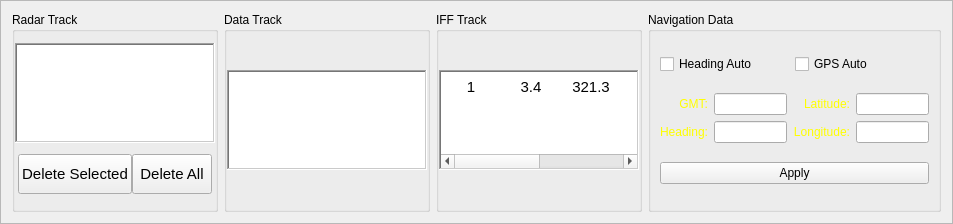
This is RadarArhanud-2020/framebottom.ui in MiftahSalam/RadarArhanud-2020 as Qt 5 draws it before an edit. The edited form follows.
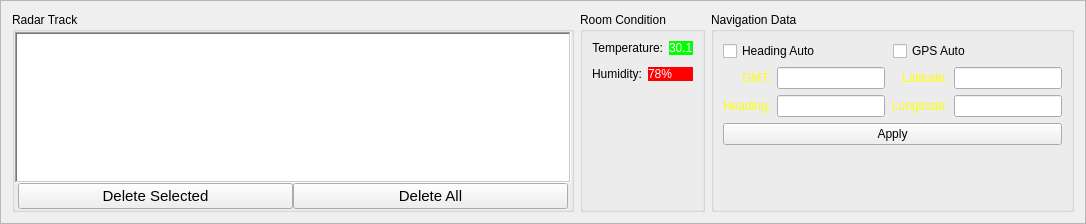
This is the edited form.

Commit message: merge track display (adsb,arpa,iff) to one tabel, move room panel from frameleft to framebottom, change mqtt format data for track

```diff
--- a/RadarArhanud-2020/framebottom.ui
+++ b/RadarArhanud-2020/framebottom.ui
@@ -6,8 +6,8 @@
    <rect>
     <x>0</x>
     <y>0</y>
-    <width>953</width>
-    <height>224</height>
+    <width>1086</width>
+    <height>220</height>
    </rect>
   </property>
   <property name="sizePolicy">
@@ -16,6 +16,12 @@
     <verstretch>0</verstretch>
    </sizepolicy>
   </property>
+  <property name="maximumSize">
+   <size>
+    <width>16777215</width>
+    <height>220</height>
+   </size>
+  </property>
   <property name="windowTitle">
    <string>Frame</string>
   </property>
@@ -25,13 +31,34 @@
   <property name="frameShadow">
    <enum>QFrame::Raised</enum>
   </property>
-  <layout class="QHBoxLayout" name="horizontalLayout_5">
+  <layout class="QHBoxLayout" name="horizontalLayout_8">
    <item>
     <widget class="QGroupBox" name="groupBox">
+     <property name="sizePolicy">
+      <sizepolicy hsizetype="Expanding" vsizetype="Minimum">
+       <horstretch>0</horstretch>
+       <verstretch>0</verstretch>
+      </sizepolicy>
+     </property>
+     <property name="minimumSize">
+      <size>
+       <width>500</width>
+       <height>200</height>
+      </size>
+     </property>
+     <property name="maximumSize">
+      <size>
+       <width>1000</width>
+       <height>200</height>
+      </size>
+     </property>
      <property name="title">
       <string>Radar Track</string>
      </property>
      <layout class="QGridLayout" name="gridLayout">
+      <property name="sizeConstraint">
+       <enum>QLayout::SetDefaultConstraint</enum>
+      </property>
       <property name="leftMargin">
        <number>0</number>
       </property>
@@ -62,7 +89,7 @@
          <number>3</number>
         </property>
         <property name="bottomMargin">
-         <number>3</number>
+         <number>0</number>
         </property>
         <item>
          <widget class="QPushButton" name="pushButtonDelSel">
@@ -123,7 +150,7 @@
       <item row="0" column="0">
        <widget class="QTableView" name="tableViewTrackArpa">
         <property name="sizePolicy">
-         <sizepolicy hsizetype="Expanding" vsizetype="Preferred">
+         <sizepolicy hsizetype="Expanding" vsizetype="Minimum">
           <horstretch>0</horstretch>
           <verstretch>0</verstretch>
          </sizepolicy>
@@ -136,8 +163,8 @@
         </property>
         <property name="maximumSize">
          <size>
-          <width>3000</width>
-          <height>100</height>
+          <width>7000</width>
+          <height>200</height>
          </size>
         </property>
         <property name="font">
@@ -166,289 +193,151 @@
         <property name="sortingEnabled">
          <bool>false</bool>
         </property>
-        <attribute name="verticalHeaderVisible">
-         <bool>false</bool>
-        </attribute>
-        <attribute name="verticalHeaderHighlightSections">
-         <bool>false</bool>
-        </attribute>
-       </widget>
-      </item>
-     </layout>
-    </widget>
-   </item>
-   <item>
-    <widget class="QGroupBox" name="groupBox_2">
-     <property name="title">
-      <string>Data Track</string>
-     </property>
-     <layout class="QGridLayout" name="gridLayout_2">
-      <property name="leftMargin">
-       <number>0</number>
-      </property>
-      <property name="topMargin">
-       <number>0</number>
-      </property>
-      <property name="rightMargin">
-       <number>0</number>
-      </property>
-      <property name="bottomMargin">
-       <number>0</number>
-      </property>
-      <property name="spacing">
-       <number>0</number>
-      </property>
-      <item row="0" column="0">
-       <widget class="QTableView" name="tableViewTrackAdsb">
-        <property name="sizePolicy">
-         <sizepolicy hsizetype="Expanding" vsizetype="Preferred">
-          <horstretch>0</horstretch>
-          <verstretch>0</verstretch>
-         </sizepolicy>
-        </property>
-        <property name="minimumSize">
-         <size>
-          <width>200</width>
-          <height>0</height>
-         </size>
-        </property>
-        <property name="maximumSize">
-         <size>
-          <width>3000</width>
-          <height>100</height>
-         </size>
-        </property>
-        <property name="font">
-         <font>
-          <pointsize>11</pointsize>
-         </font>
-        </property>
-        <property name="styleSheet">
-         <string notr="true">gridline-color: rgb(255, 255, 255);</string>
-        </property>
-        <property name="frameShape">
-         <enum>QFrame::WinPanel</enum>
-        </property>
-        <property name="horizontalScrollBarPolicy">
-         <enum>Qt::ScrollBarAsNeeded</enum>
-        </property>
-        <property name="editTriggers">
-         <set>QAbstractItemView::NoEditTriggers</set>
-        </property>
-        <property name="selectionMode">
-         <enum>QAbstractItemView::SingleSelection</enum>
-        </property>
-        <property name="selectionBehavior">
-         <enum>QAbstractItemView::SelectRows</enum>
-        </property>
-        <property name="showGrid">
-         <bool>false</bool>
-        </property>
-        <property name="sortingEnabled">
-         <bool>false</bool>
-        </property>
-        <attribute name="verticalHeaderVisible">
-         <bool>false</bool>
-        </attribute>
-        <attribute name="verticalHeaderHighlightSections">
-         <bool>false</bool>
-        </attribute>
-       </widget>
-      </item>
-     </layout>
-    </widget>
-   </item>
-   <item>
-    <widget class="QGroupBox" name="groupBox_3">
-     <property name="title">
-      <string>IFF Track</string>
-     </property>
-     <layout class="QGridLayout" name="gridLayout_3">
-      <property name="leftMargin">
-       <number>0</number>
-      </property>
-      <property name="topMargin">
-       <number>0</number>
-      </property>
-      <property name="rightMargin">
-       <number>0</number>
-      </property>
-      <property name="bottomMargin">
-       <number>0</number>
-      </property>
-      <property name="spacing">
-       <number>0</number>
-      </property>
-      <item row="0" column="0">
-       <widget class="QTableWidget" name="tableWidgetTrack_3">
-        <property name="sizePolicy">
-         <sizepolicy hsizetype="Expanding" vsizetype="Preferred">
-          <horstretch>0</horstretch>
-          <verstretch>0</verstretch>
-         </sizepolicy>
-        </property>
-        <property name="minimumSize">
-         <size>
-          <width>200</width>
-          <height>0</height>
-         </size>
-        </property>
-        <property name="maximumSize">
-         <size>
-          <width>3000</width>
-          <height>100</height>
-         </size>
-        </property>
-        <property name="font">
-         <font>
-          <pointsize>11</pointsize>
-         </font>
-        </property>
-        <property name="styleSheet">
-         <string notr="true">gridline-color: rgb(255, 255, 255);</string>
-        </property>
-        <property name="frameShape">
-         <enum>QFrame::WinPanel</enum>
-        </property>
-        <property name="horizontalScrollBarPolicy">
-         <enum>Qt::ScrollBarAsNeeded</enum>
-        </property>
-        <property name="editTriggers">
-         <set>QAbstractItemView::NoEditTriggers</set>
-        </property>
-        <property name="selectionMode">
-         <enum>QAbstractItemView::SingleSelection</enum>
-        </property>
-        <property name="selectionBehavior">
-         <enum>QAbstractItemView::SelectRows</enum>
-        </property>
-        <property name="showGrid">
-         <bool>false</bool>
-        </property>
-        <property name="sortingEnabled">
-         <bool>false</bool>
-        </property>
-        <property name="rowCount">
-         <number>2</number>
-        </property>
-        <property name="columnCount">
-         <number>6</number>
-        </property>
-        <attribute name="horizontalHeaderVisible">
-         <bool>false</bool>
-        </attribute>
-        <attribute name="horizontalHeaderCascadingSectionResizes">
-         <bool>true</bool>
-        </attribute>
         <attribute name="horizontalHeaderDefaultSectionSize">
-         <number>60</number>
-        </attribute>
-        <attribute name="horizontalHeaderHighlightSections">
-         <bool>false</bool>
-        </attribute>
-        <attribute name="horizontalHeaderMinimumSectionSize">
-         <number>33</number>
-        </attribute>
-        <attribute name="horizontalHeaderShowSortIndicator" stdset="0">
-         <bool>false</bool>
+         <number>130</number>
         </attribute>
         <attribute name="verticalHeaderVisible">
          <bool>false</bool>
         </attribute>
-        <attribute name="verticalHeaderDefaultSectionSize">
-         <number>30</number>
-        </attribute>
         <attribute name="verticalHeaderHighlightSections">
          <bool>true</bool>
         </attribute>
-        <attribute name="verticalHeaderMinimumSectionSize">
-         <number>26</number>
-        </attribute>
-        <row>
-         <property name="text">
-          <string>New Row</string>
-         </property>
-        </row>
-        <row/>
-        <column>
-         <property name="text">
-          <string>ID</string>
-         </property>
-        </column>
-        <column>
-         <property name="text">
-          <string>Range</string>
-         </property>
-        </column>
-        <column>
-         <property name="text">
-          <string>Bearing</string>
-         </property>
-        </column>
-        <column>
-         <property name="text">
-          <string>Speed</string>
-         </property>
-        </column>
-        <column>
-         <property name="text">
-          <string>Course</string>
-         </property>
-        </column>
-        <column/>
-        <item row="0" column="0">
-         <property name="text">
-          <string>1</string>
-         </property>
-         <property name="textAlignment">
-          <set>AlignCenter</set>
-         </property>
-        </item>
-        <item row="0" column="1">
-         <property name="text">
-          <string>3.4</string>
-         </property>
-         <property name="textAlignment">
-          <set>AlignCenter</set>
-         </property>
-        </item>
-        <item row="0" column="2">
-         <property name="text">
-          <string>321.3</string>
-         </property>
-         <property name="textAlignment">
-          <set>AlignCenter</set>
-         </property>
-        </item>
-        <item row="0" column="3">
-         <property name="text">
-          <string>5.1</string>
-         </property>
-         <property name="textAlignment">
-          <set>AlignCenter</set>
-         </property>
-        </item>
-        <item row="0" column="4">
-         <property name="text">
-          <string>324.1</string>
-         </property>
-         <property name="textAlignment">
-          <set>AlignCenter</set>
-         </property>
-        </item>
        </widget>
       </item>
      </layout>
     </widget>
    </item>
    <item>
-    <widget class="QGroupBox" name="groupBox_4">
+    <widget class="QGroupBox" name="groupBoxSubRoomStatus">
      <property name="sizePolicy">
       <sizepolicy hsizetype="Preferred" vsizetype="Minimum">
        <horstretch>0</horstretch>
        <verstretch>0</verstretch>
       </sizepolicy>
      </property>
+     <property name="maximumSize">
+      <size>
+       <width>16777215</width>
+       <height>200</height>
+      </size>
+     </property>
+     <property name="title">
+      <string>Room Condition</string>
+     </property>
+     <layout class="QVBoxLayout" name="verticalLayout_6">
+      <item>
+       <layout class="QHBoxLayout" name="horizontalLayout_5">
+        <property name="spacing">
+         <number>6</number>
+        </property>
+        <property name="bottomMargin">
+         <number>6</number>
+        </property>
+        <item>
+         <widget class="QLabel" name="label_6">
+          <property name="sizePolicy">
+           <sizepolicy hsizetype="Preferred" vsizetype="Fixed">
+            <horstretch>0</horstretch>
+            <verstretch>0</verstretch>
+           </sizepolicy>
+          </property>
+          <property name="text">
+           <string>Temperature:</string>
+          </property>
+          <property name="alignment">
+           <set>Qt::AlignRight|Qt::AlignTrailing|Qt::AlignVCenter</set>
+          </property>
+         </widget>
+        </item>
+        <item>
+         <widget class="QLabel" name="labelTemp">
+          <property name="sizePolicy">
+           <sizepolicy hsizetype="Preferred" vsizetype="Fixed">
+            <horstretch>0</horstretch>
+            <verstretch>0</verstretch>
+           </sizepolicy>
+          </property>
+          <property name="styleSheet">
+           <string notr="true">color: rgb(255, 255, 255);
+background-color: rgb(0, 255, 0);</string>
+          </property>
+          <property name="text">
+           <string>30.1</string>
+          </property>
+         </widget>
+        </item>
+       </layout>
+      </item>
+      <item>
+       <layout class="QHBoxLayout" name="horizontalLayout_6">
+        <item>
+         <widget class="QLabel" name="label_10">
+          <property name="sizePolicy">
+           <sizepolicy hsizetype="Preferred" vsizetype="Fixed">
+            <horstretch>0</horstretch>
+            <verstretch>0</verstretch>
+           </sizepolicy>
+          </property>
+          <property name="text">
+           <string>Humidity:</string>
+          </property>
+          <property name="alignment">
+           <set>Qt::AlignRight|Qt::AlignTrailing|Qt::AlignVCenter</set>
+          </property>
+         </widget>
+        </item>
+        <item>
+         <widget class="QLabel" name="labelHum">
+          <property name="sizePolicy">
+           <sizepolicy hsizetype="Preferred" vsizetype="Fixed">
+            <horstretch>0</horstretch>
+            <verstretch>0</verstretch>
+           </sizepolicy>
+          </property>
+          <property name="styleSheet">
+           <string notr="true">color: rgb(255, 255, 255);
+background-color: rgb(255, 0, 0);</string>
+          </property>
+          <property name="text">
+           <string>78%</string>
+          </property>
+         </widget>
+        </item>
+       </layout>
+      </item>
+      <item>
+       <spacer name="verticalSpacer">
+        <property name="orientation">
+         <enum>Qt::Vertical</enum>
+        </property>
+        <property name="sizeType">
+         <enum>QSizePolicy::Expanding</enum>
+        </property>
+        <property name="sizeHint" stdset="0">
+         <size>
+          <width>20</width>
+          <height>94</height>
+         </size>
+        </property>
+       </spacer>
+      </item>
+     </layout>
+    </widget>
+   </item>
+   <item>
+    <widget class="QGroupBox" name="groupBox_4">
+     <property name="sizePolicy">
+      <sizepolicy hsizetype="Fixed" vsizetype="Minimum">
+       <horstretch>0</horstretch>
+       <verstretch>0</verstretch>
+      </sizepolicy>
+     </property>
+     <property name="maximumSize">
+      <size>
+       <width>400</width>
+       <height>200</height>
+      </size>
+     </property>
      <property name="title">
       <string>Navigation Data</string>
      </property>
@@ -582,6 +471,22 @@
         </property>
        </widget>
       </item>
+      <item>
+       <spacer name="verticalSpacer_2">
+        <property name="orientation">
+         <enum>Qt::Vertical</enum>
+        </property>
+        <property name="sizeType">
+         <enum>QSizePolicy::Expanding</enum>
+        </property>
+        <property name="sizeHint" stdset="0">
+         <size>
+          <width>20</width>
+          <height>38</height>
+         </size>
+        </property>
+       </spacer>
+      </item>
      </layout>
     </widget>
    </item>
```
Left out of the diff: 4 changed lines with no effect on the pictures. The commit also changes 7 other files.
